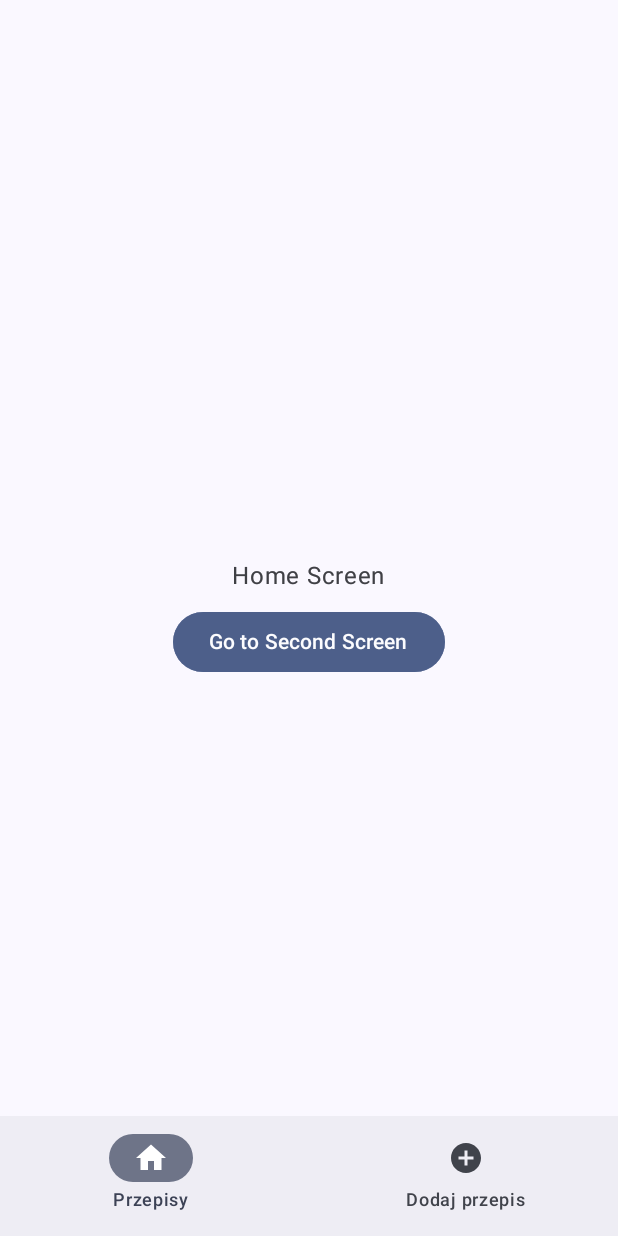
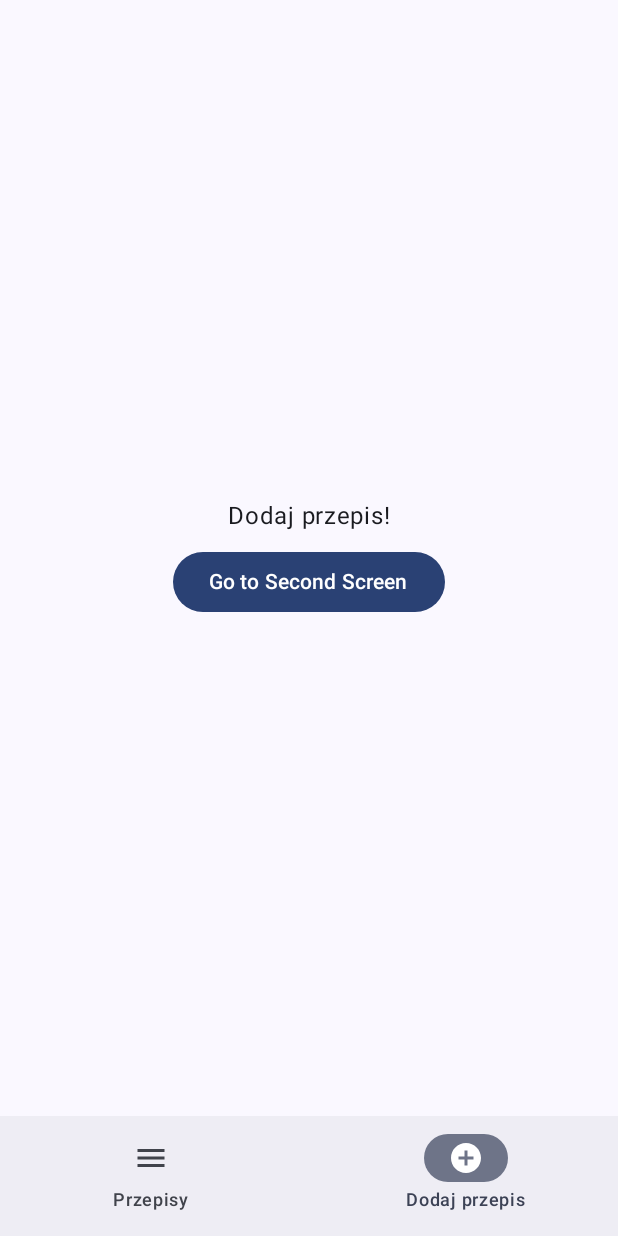
Before and after one commit to ovezthaking/TipplifyMobile, an Android app built with Jetpack Compose: the screen it shows after launch (MainActivity), item 2 of the bottom bar chosen, on a phone screen of 412 x 824 dp. Run offline under Robolectric (Android 15) with nearby library versions, the phone set to English and light mode, and no system bars.

Commit message:
Update and bug fixes

```diff
--- a/app/src/main/java/com/example/tipplify/AddRecipeScreen.kt
+++ b/app/src/main/java/com/example/tipplify/AddRecipeScreen.kt
@@ -19,7 +19,7 @@ fun AddRecipeScreen(onMainScreen: () -> Unit) {
         horizontalAlignment = Alignment.CenterHorizontally,
         verticalArrangement = Arrangement.Center
     ) {
-        Text("Home Screen")
+        Text("Dodaj przepis!")
         Spacer(modifier = Modifier.height(8.dp))
         Button(onClick = onMainScreen) {
             Text("Go to Second Screen")
--- a/app/src/main/java/com/example/tipplify/BottomBar.kt
+++ b/app/src/main/java/com/example/tipplify/BottomBar.kt
@@ -3,6 +3,7 @@ package com.example.tipplify
 import androidx.compose.material.icons.Icons
 import androidx.compose.material.icons.filled.AddCircle
 import androidx.compose.material.icons.filled.Home
+import androidx.compose.material.icons.filled.Menu
 import androidx.compose.ui.graphics.vector.ImageVector
 
 sealed class BottomBar(
@@ -10,6 +11,6 @@ sealed class BottomBar(
     val title: String,
     val icon: ImageVector
 ) {
-    data object MainScreen : BottomBar(Screens.MainScreen.route, "Przepisy", Icons.Default.Home)
+    data object MainScreen : BottomBar(Screens.MainScreen.route, "Przepisy", Icons.Default.Menu)
     data object AddRecipeScreen : BottomBar(Screens.AddRecipeScreen.route, "Dodaj przepis", Icons.Default.AddCircle)
 }
--- a/app/src/main/java/com/example/tipplify/BottomNavGraph.kt
+++ b/app/src/main/java/com/example/tipplify/BottomNavGraph.kt
@@ -1,22 +1,40 @@
 package com.example.tipplify
 
+import android.annotation.SuppressLint
+import androidx.compose.foundation.layout.padding
 import androidx.compose.material3.Button
+import androidx.compose.material3.ExperimentalMaterial3Api
+import androidx.compose.material3.Scaffold
 import androidx.compose.runtime.Composable
+import androidx.compose.ui.Modifier
 import androidx.navigation.NavHostController
 import androidx.navigation.compose.NavHost
 import androidx.navigation.compose.composable
 
+@OptIn(ExperimentalMaterial3Api::class)
+@SuppressLint("UnusedMaterial3ScaffoldPaddingParameter")
 @Composable
-fun BottomNavGraph(navController: NavHostController){
-    NavHost(
-        navController = navController,
-        startDestination = Screens.MainScreen.route
+fun BottomNavGraph(navController: NavHostController) {
+    Scaffold(
+        bottomBar = { BottomMenu(navController = navController) }
     ) {
-        composable(route = Screens.WelcomeScreen.route){ WelcomeScreen {  } }
-        composable(route = Screens.MainScreen.route){ MainScreen {  } }
-        composable(route = Screens.AddRecipeScreen.route){ AddRecipeScreen {  } }
+        NavHost(
+            navController = navController,
+            startDestination = Screens.WelcomeScreen.route,
+            modifier = Modifier.padding(it)
+        ) {
+            composable(route = Screens.WelcomeScreen.route) {
+                WelcomeScreen { navController.navigate(Screens.MainScreen.route) }
+            }
+            composable(route = Screens.MainScreen.route) {
+                MainScreen { navController.navigate(Screens.RecipeScreen.route) }
+            }
+            composable(route = Screens.AddRecipeScreen.route) {
+                AddRecipeScreen { navController.navigate(Screens.MainScreen.route) }
+            }
+            composable(route = Screens.RecipeScreen.route) {
+                RecipeScreen()
+            }
+        }
     }
 }
-
-//tutaj wszystko niby dziala ale po chwili nie widac zadnego ekranu
-// albo wywalic bottombar albo nie wiem juz
--- a/app/src/main/java/com/example/tipplify/MainActivity.kt
+++ b/app/src/main/java/com/example/tipplify/MainActivity.kt
@@ -28,6 +28,7 @@ class MainActivity : ComponentActivity() {
                     color = MaterialTheme.colorScheme.background
                 ) {
                     Navigation()
+
                 }
             }
         }
--- a/app/src/main/java/com/example/tipplify/MainScreen.kt
+++ b/app/src/main/java/com/example/tipplify/MainScreen.kt
@@ -22,7 +22,7 @@ fun MainScreen(onRecipeScreen: () -> Unit) {
         Text("Home Screen")
         Spacer(modifier = Modifier.height(8.dp))
         Button(onClick = onRecipeScreen) {
-            Text("Go to Second Screen")
+            Text("Go to Recipe Screen")
         }
     }
 }
--- a/app/src/main/java/com/example/tipplify/Navigation.kt
+++ b/app/src/main/java/com/example/tipplify/Navigation.kt
@@ -1,6 +1,7 @@
 package com.example.tipplify
 
 import android.annotation.SuppressLint
+import androidx.compose.material3.ExperimentalMaterial3Api
 import androidx.compose.material3.Scaffold
 import androidx.compose.runtime.Composable
 import androidx.navigation.compose.NavHost
@@ -8,20 +9,13 @@ import androidx.navigation.compose.composable
 import androidx.navigation.compose.rememberNavController
 
 @SuppressLint("UnusedMaterial3ScaffoldPaddingParameter")
+@OptIn(ExperimentalMaterial3Api::class)
 @Composable
 fun Navigation() {
     val navController = rememberNavController()
     Scaffold(
-        bottomBar = { BottomMenu(navController = navController)},
-        content = { BottomNavGraph(navController = navController) }
-    )
-    NavHost(navController = navController, startDestination = Screens.WelcomeScreen.route) {
-        composable(route = Screens.WelcomeScreen.route){
-            WelcomeScreen{navController.navigate(Screens.MainScreen.route)}
-        }
-
-        composable(route = Screens.MainScreen.route){
-            MainScreen{navController.navigate(Screens.RecipeScreen.route)}
-        }
+        bottomBar = { BottomMenu(navController = navController) }
+    ) {
+        BottomNavGraph(navController = navController)
     }
 }
```
Also changed, not shown: app/src/main/java/com/example/tipplify/BottomMenu.kt (+6 -6 lines), app/src/main/java/com/example/tipplify/RecipeScreen.kt (+40 -1 lines), app/src/main/java/com/example/tipplify/WelcomeScreen.kt (+11 -6 lines).
